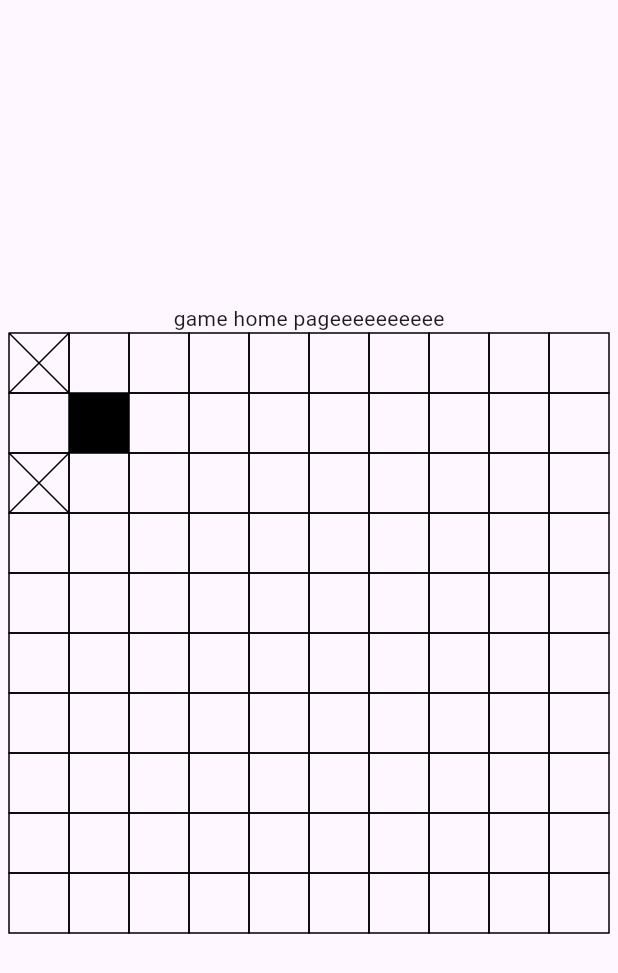
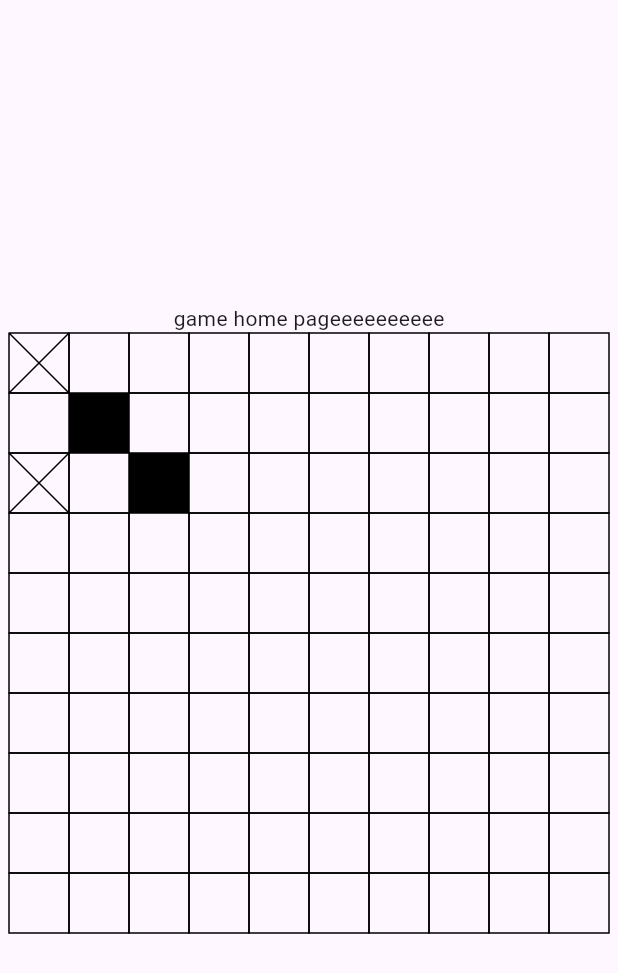
Before and after one commit to stefaniamak/nonogram, a Flutter app: the screen it shows after launch, on a phone screen of 412 x 824 dp. Shown: the top 973 px of the screen. Run offline on Flutter 3.47's test engine with Material 3 defaults, Android fonts, the phone set to English and light mode, and no system bars; our stand-ins replace built_collection, built_value, flutter_hooks, go_router.

Commit message:
creates static nonogram state

```diff
--- /dev/null
+++ b/lib/game_loop/nonogram_state.dart
@@ -0,0 +1,23 @@
+import 'dart:math';
+
+import 'package:nonogram/backend/models/nonogram.dart';
+import 'package:nonogram/pages/game/home_page.dart';
+
+class NonogramState {
+  final Nonogram nonogram;
+  final Map<Point, PointState> activeSolution;
+
+  NonogramState({required this.nonogram, required this.activeSolution});
+}
+
+NonogramState useNonogramState(Nonogram nonogram) {
+  return NonogramState(
+    nonogram: nonogram,
+    activeSolution: {
+      Point(0, 0): PointState.cross,
+      Point(0, 2): PointState.cross,
+      Point(1, 1): PointState.filled,
+      Point(2, 2): PointState.filled,
+    },
+  );
+}
--- a/lib/pages/game/home_page.dart
+++ b/lib/pages/game/home_page.dart
@@ -1,24 +1,29 @@
+import 'dart:math';
+
 import 'package:flutter/material.dart';
+import 'package:flutter_hooks/flutter_hooks.dart';
 import 'package:nonogram/backend/models/nonogram.dart';
+import 'package:nonogram/game_loop/nonogram_state.dart';
 import 'package:nonogram/nono_tabs_page.dart';
 
-class HomePage extends StatelessWidget {
+class HomePage extends HookWidget {
   static const String route = '/home';
 
   const HomePage({super.key});
 
   @override
   Widget build(BuildContext context) {
-    return Scaffold(body: body(context));
+    Nonogram draftNono = Nonogram((n) => n
+      ..columns = 10
+      ..rows = 10);
+    var nonogramState = useNonogramState(draftNono);
+    return Scaffold(body: body(context, nonogramState));
     return NonoTabsPage(
-      body: body(context),
+      body: body(context, nonogramState),
     );
   }
 
-  Column body(BuildContext context) {
-    Nonogram draftNono = Nonogram((n) => n
-      ..columns = 10
-      ..rows = 10);
+  Column body(BuildContext context, NonogramState nonogramState) {
     return Column(
       mainAxisAlignment: MainAxisAlignment.center,
       children: [
@@ -26,7 +31,7 @@ class HomePage extends StatelessWidget {
         Center(
           child: CustomPaint(
             size: Size(400, 400),
-            painter: NonogramGrid(nonogram: draftNono),
+            painter: NonogramGrid(nonogramState: nonogramState),
           ),
         ),
       ],
@@ -37,46 +42,30 @@ class HomePage extends StatelessWidget {
 enum PointState { empty, filled, cross }
 
 class NonogramGrid extends CustomPainter {
-  final Nonogram nonogram;
+  final NonogramState nonogramState;
 
-  NonogramGrid({super.repaint, required this.nonogram});
+  NonogramGrid({super.repaint, required this.nonogramState});
 
   @override
   void paint(Canvas canvas, Size size) {
+    var nonogram = nonogramState.nonogram;
     double side = size.width / nonogram.columns;
 
     print('side: $side');
 
-    Map<String, PointState> pS1 = {
-      '{0: 0}': PointState.cross,
-      '{0: 2}': PointState.cross,
-      '{1: 1}': PointState.filled,
-      '{2: 2}': PointState.empty,
-    };
-
     for (var r = 0; r < nonogram.rows; r++) {
       for (var c = 0; c < nonogram.columns; c++) {
-        // print('pS1: ${pS1}');
-        // print('{r: c}: ${{r: c}}');
-        // print('pS1[{r: c}]: ${pS1[{r: c}.toString()]}');
-        // print('pS1[{0: 0}]: ${pS1[{0: 0}.toString()]}');
-        switch (pS1[{r: c}.toString()] ?? PointState.empty) {
+        switch (nonogramState.activeSolution[Point(r, c)] ?? PointState.empty) {
           case PointState.empty:
-            {
-              drawEmptyBox(canvas, Size(r * side, c * side), side);
-            }
+            drawEmptyBox(canvas, Size(r * side, c * side), side);
             break;
           case PointState.filled:
-            {
-              print('filled');
-              drawFilledBox(canvas, Size(r * side, c * side), side);
-            }
+            drawFilledBox(canvas, Size(r * side, c * side), side);
             break;
           case PointState.cross:
             drawCrossBox(canvas, Size(r * side, c * side), side);
+            break;
         }
-
-        // drawEmptyBox(canvas, Size(r * side, c * side), side);
       }
     }
   }
```
